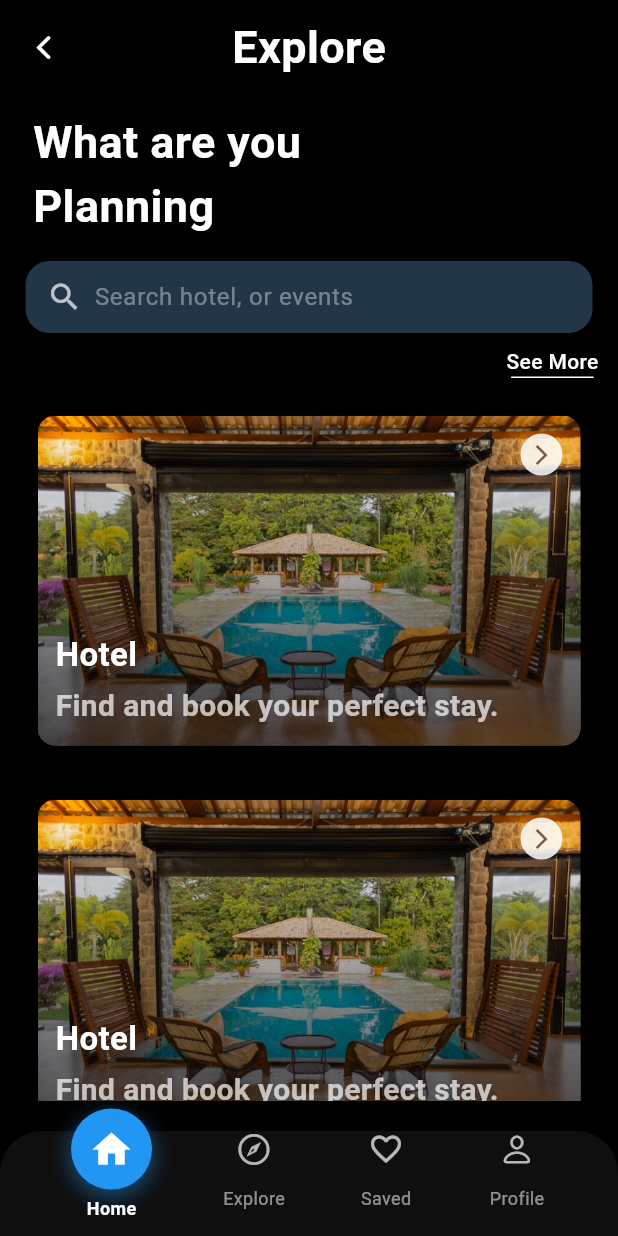
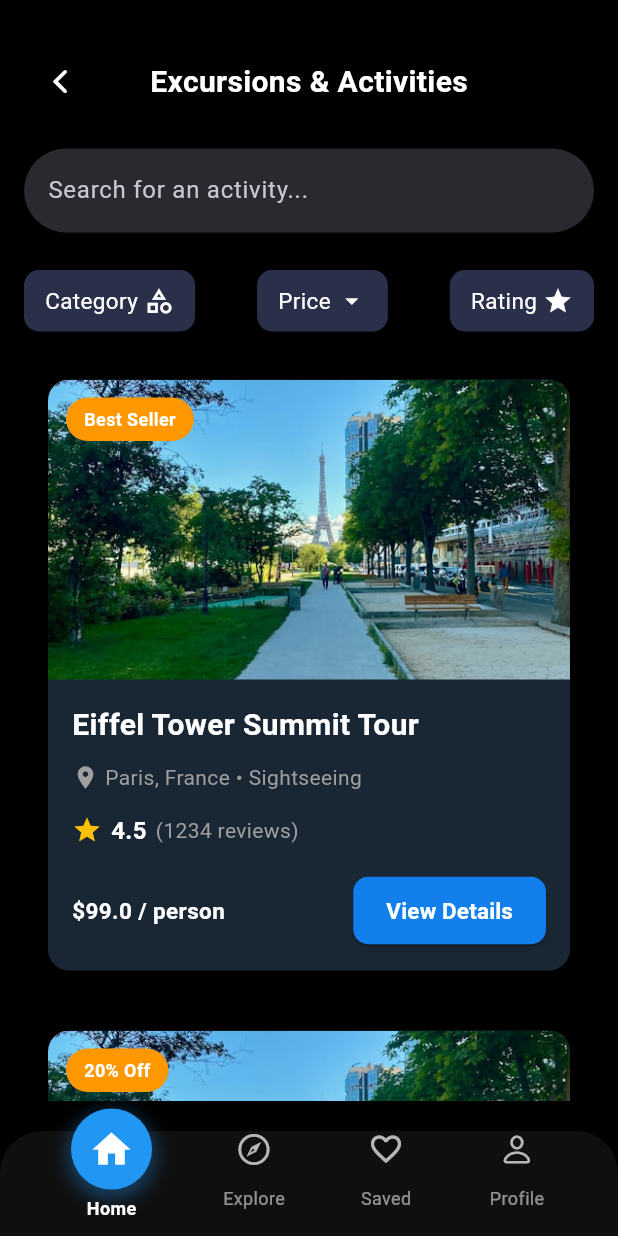
Before and after one commit to mohmdadl/travilo, a Flutter app: the HomeLayout screen opened directly, on a phone screen of 412 x 824 dp. Run offline on Flutter 3.47's test engine with Material 3 defaults, Android fonts, the phone set to English and light mode, and no system bars; our stand-ins replace flutter_svg.

Commit message:
finish feature actvity

```diff
--- /dev/null
+++ b/lib/core/utils/widgets/search_bar.dart
@@ -0,0 +1,46 @@
+import 'package:flutter/material.dart';
+
+// ignore: must_be_immutable
+class SearchBar extends StatelessWidget {
+  final String hintText;
+
+  const SearchBar({super.key, required this.hintText});
+
+  @override
+  Widget build(BuildContext context) {
+    return Padding(
+      padding: const EdgeInsets.symmetric(horizontal: 16, vertical: 8),
+      child: Container(
+        height: 55,
+        padding: const EdgeInsets.symmetric(horizontal: 16),
+        decoration: BoxDecoration(
+          color: const Color(0xff233648),
+          borderRadius: BorderRadius.circular(18),
+          boxShadow: [
+            BoxShadow(
+              color: Colors.black.withOpacity(0.25),
+              blurRadius: 8,
+              offset: const Offset(0, 4),
+            ),
+          ],
+        ),
+        child: Row(
+          children: [
+            const Icon(Icons.search, color: Colors.white70, size: 22),
+            const SizedBox(width: 10),
+            Expanded(
+              child: TextField(
+                style: const TextStyle(color: Colors.white, fontSize: 16),
+                decoration: InputDecoration(
+                  hintText: hintText,
+                  hintStyle: const TextStyle(color: Colors.white38, fontSize: 15),
+                  border: InputBorder.none,
+                ),
+              ),
+            ),
+          ],
+        ),
+      ),
+    );
+  }
+}
--- /dev/null
+++ b/lib/features/actevity/persentation/view/actvity_view.dart
@@ -0,0 +1,104 @@
+import 'package:flutter/material.dart';
+import 'package:travilo/features/actevity/persentation/view/widgets/activity_card.dart';
+import 'package:travilo/features/actevity/persentation/view/widgets/actvity_header.dart';
+class ActevityView extends StatelessWidget {
+  const ActevityView({super.key});
+
+  @override
+  Widget build(BuildContext context) {
+    return SingleChildScrollView(
+      physics: const BouncingScrollPhysics(),
+      child: Padding(
+        padding: const EdgeInsets.symmetric(horizontal: 16),
+        child: Column(
+          crossAxisAlignment: CrossAxisAlignment.start,
+          children: [
+            const SizedBox(height: 30),
+
+            ActveityHeader(),
+
+            const SizedBox(height: 20),
+
+            SearchBar(
+              hintText: 'Search for an activity...',
+            ),
+
+            const SizedBox(height: 25),
+
+            // Filters
+            Row(
+              mainAxisAlignment: MainAxisAlignment.spaceBetween,
+              children: [
+                _buildFilterButton('Category', Icons.category_outlined),
+                _buildFilterButton('Price', Icons.arrow_drop_down),
+                _buildFilterButton('Rating', Icons.star),
+              ],
+            ),
+
+            const SizedBox(height: 20),
+
+            // Cards List
+            ActivityCard(
+              imagePath: 'assets/images/tour.jpg',
+              title: 'Eiffel Tower Summit Tour',
+              location: 'Paris, France • Sightseeing',
+              rating: 4.5,
+              price: 99,
+              reviewsCount: 1234,
+              offer: 'Best Seller',
+              onViewDetailsPressed: () {},
+            ),
+
+            const SizedBox(height: 16),
+
+            ActivityCard(
+              imagePath: 'assets/images/tour.jpg',
+              title: 'Ancient Rome Colosseum',
+              location: 'Rome, Italy • Historical Tour',
+              rating: 4.9,
+              price: 120,
+              reviewsCount: 2871,
+              offer: '20% Off',
+              onViewDetailsPressed: () {},
+            ),
+
+            const SizedBox(height: 16),
+
+            ActivityCard(
+              imagePath: 'assets/images/tour.jpg',
+              title: 'Thailand Islands Kayaking',
+              location: 'Phuket, Thailand • Adventure',
+              rating: 4.2,
+              price: 85,
+              reviewsCount: 885,
+              offer: 'New',
+              onViewDetailsPressed: () {},
+            ),
+
+            const SizedBox(height: 40),
+          ],
+        ),
+      ),
+    );
+  }
+
+  Widget _buildFilterButton(String text, IconData icon) {
+    return Container(
+      padding: const EdgeInsets.symmetric(horizontal: 14, vertical: 10),
+      decoration: BoxDecoration(
+        color: const Color(0xFF2A2F4A),
+        borderRadius: BorderRadius.circular(10),
+      ),
+      child: Row(
+        children: [
+          Text(
+            text,
+            style: const TextStyle(color: Colors.white, fontSize: 15),
+          ),
+          const SizedBox(width: 4),
+          Icon(icon, color: Colors.white, size: 20),
+        ],
+      ),
+    );
+  }
+}
--- /dev/null
+++ b/lib/features/actevity/persentation/view/widgets/activity_card.dart
@@ -0,0 +1,218 @@
+import 'package:flutter/material.dart';
+
+
+
+class ActivityCard extends StatelessWidget {
+  final String title;
+  final String offer;
+  final String location;
+  final double rating;
+  final int reviewsCount;
+  final double price;
+  final String imagePath;
+  final VoidCallback onViewDetailsPressed;
+
+  const ActivityCard({
+    super.key,
+    required this.title,
+    required this.location,
+
+    required this.rating,
+    required this.reviewsCount,
+    required this.price,
+    required this.imagePath,
+    required this.onViewDetailsPressed, required this.offer,
+  });
+
+  @override
+  Widget build(BuildContext context) {
+    final width = MediaQuery.of(context).size.width;
+
+    return Container(
+      width: width,
+      margin: const EdgeInsets.symmetric(horizontal: 16, vertical: 12),
+      decoration: BoxDecoration(
+        color: const Color(0xFF192633),
+        borderRadius: BorderRadius.circular(14),
+        boxShadow: [
+          BoxShadow(
+            color: Colors.black.withOpacity(0.35),
+            blurRadius: 15,
+            offset: const Offset(0, 5),
+          ),
+        ],
+      ),
+      child: Column(
+        crossAxisAlignment: CrossAxisAlignment.start,
+        children: [
+
+
+          Stack(
+            children: [
+              ClipRRect(
+                borderRadius: const BorderRadius.vertical(
+                  top: Radius.circular(14),
+                ),
+                child: Image.asset(
+                  imagePath,
+                  width: width,
+                  height: 200,
+                  fit: BoxFit.cover,
+                ),
+              ),
+
+              Positioned(
+                top: 12,
+                left: 12,
+                child: Container(
+                  padding: const EdgeInsets.symmetric(
+                    horizontal: 12,
+                    vertical: 6,
+                  ),
+                  decoration: BoxDecoration(
+                    color: Colors.orange,
+                    borderRadius: BorderRadius.circular(20),
+                  ),
+                  child:  Text(
+                    offer,
+                    style: TextStyle(
+                      color: Colors.white,
+                      fontSize: 12,
+                      fontWeight: FontWeight.bold,
+                    ),
+                  ),
+                ),
+              ),
+            ],
+          ),
+
+          /// محتوى الكارد
+          Padding(
+            padding: const EdgeInsets.all(16),
+            child: Column(
+              crossAxisAlignment: CrossAxisAlignment.start,
+              children: [
+
+                /// العنوان
+                Text(
+                  title,
+                  style: const TextStyle(
+                    fontSize: 20,
+                    fontWeight: FontWeight.bold,
+                    color: Colors.white,
+                  ),
+                  maxLines: 2,
+                  overflow: TextOverflow.ellipsis,
+                ),
+
+                const SizedBox(height: 10),
+
+                /// location + category
+                Row(
+                  children: [
+                    const Icon(Icons.location_on,
+                        size: 18, color: Colors.grey),
+                    const SizedBox(width: 4),
+
+                    /// location text
+                    Expanded(
+                      flex: 3,
+                      child: Text(
+                        location,
+                        style: const TextStyle(
+                          color: Colors.grey,
+                          fontSize: 14,
+                        ),
+                        maxLines: 1,
+                        overflow: TextOverflow.ellipsis,
+                      ),
+                    ),
+
+                    const SizedBox(width: 8),
+
+                    /// category badge
+
+                  ],
+                ),
+
+                const SizedBox(height: 14),
+
+                /// rating
+                Row(
+                  children: [
+                    const Icon(Icons.star,
+                        size: 20, color: Colors.amber),
+                    const SizedBox(width: 6),
+                    Text(
+                      rating.toString(),
+                      style: const TextStyle(
+                        fontWeight: FontWeight.bold,
+                        fontSize: 16,
+                        color: Colors.white,
+                      ),
+                    ),
+                    const SizedBox(width: 6),
+                    Text(
+                      '($reviewsCount reviews)',
+                      style: const TextStyle(
+                        color: Colors.grey,
+                        fontSize: 14,
+                      ),
+                    ),
+                  ],
+                ),
+
+                const SizedBox(height: 18),
+
+                /// price + button
+                Row(
+                  mainAxisAlignment: MainAxisAlignment.spaceBetween,
+                  children: [
+                    /// price
+                    Column(
+                      crossAxisAlignment: CrossAxisAlignment.start,
+                      children: [
+
+                        Text(
+                          '\$$price / person',
+                          style: const TextStyle(
+                            fontSize: 15,
+                            fontWeight: FontWeight.bold,
+                            color: Colors.white,
+                          ),
+                        ),
+                      ],
+                    ),
+
+                    /// button
+                    ElevatedButton(
+                      onPressed: onViewDetailsPressed,
+                      style: ElevatedButton.styleFrom(
+                        backgroundColor: const Color(0xFF137FEC),
+                        padding: const EdgeInsets.symmetric(
+                          horizontal: 22,
+                          vertical: 12,
+                        ),
+                        shape: RoundedRectangleBorder(
+                          borderRadius: BorderRadius.circular(10),
+                        ),
+                      ),
+                      child: const Text(
+                        'View Details',
+                        style: TextStyle(
+                          fontWeight: FontWeight.bold,
+                          color: Colors.white,
+                          fontSize: 15,
+                        ),
+                      ),
+                    ),
+                  ],
+                ),
+              ],
+            ),
+          ),
+        ],
+      ),
+    );
+  }
+}
--- /dev/null
+++ b/lib/features/actevity/persentation/view/widgets/actvity_header.dart
@@ -0,0 +1,36 @@
+import 'package:flutter/cupertino.dart';
+import 'package:flutter/material.dart';
+
+class ActveityHeader extends StatelessWidget {
+  const ActveityHeader({super.key});
+
+  @override
+  Widget build(BuildContext context) {
+    return Padding(
+      padding: const EdgeInsets.symmetric(horizontal: 12, vertical: 10),
+      child: Row(
+        mainAxisAlignment: MainAxisAlignment.spaceBetween,
+        children: [
+          // ← السهم
+          GestureDetector(
+            onTap: () => Navigator.pop(context),
+            child: const Icon(CupertinoIcons.back, color: Colors.white,weight: 17,),
+          ),
+          const Expanded(
+            child: Center(
+              child: Text(
+                "Excursions & Activities",
+                style: TextStyle(
+                  color: Colors.white,
+                  fontSize: 20,
+                  fontWeight: FontWeight.bold,
+                ),
+              ),
+            ),
+          ),
+          const SizedBox(width: 24),
+        ],
+      ),
+    );
+  }
+}
--- a/lib/features/auth/presentation/views/sign_in_view.dart
+++ b/lib/features/auth/presentation/views/sign_in_view.dart
@@ -1,5 +1,6 @@
 import 'package:flutter/material.dart';
-import 'package:travilo/features/auth/presentation/views/widgets/sign_in_view_body.dart';
+
+import 'package:travilo/home_layout.dart';
 
 class SignInView extends StatelessWidget {
   const SignInView({super.key});
@@ -7,7 +8,7 @@ static const String routeName = 'sign-in';
   @override
   Widget build(BuildContext context) {
     return  Scaffold(
-      body: SignInViewBody(),
+      body: HomeLayout(),
     );
   }
 }
--- a/lib/features/auth/presentation/views/widgets/sign_in_view_body.dart
+++ b/lib/features/auth/presentation/views/widgets/sign_in_view_body.dart
@@ -4,7 +4,7 @@ import 'package:travilo/core/utils/app_images.dart';
 import 'package:travilo/core/utils/styles.dart';
 
 import '../../../../../core/utils/widgets/custom_button.dart';
-import 'confirm_passord_field_widget.dart';
+
 import 'custom_email_text_field.dart';
 import 'custom_password_text_field.dart';
 import 'custom_remember_me.dart';
--- a/lib/features/expolre/presentation/views/explore_page.dart
+++ /dev/null
@@ -1,76 +0,0 @@
-import 'package:flutter/material.dart';
-import 'package:travilo/features/expolre/presentation/views/widgets/explore_card.dart';
-import 'package:travilo/features/expolre/presentation/views/widgets/explore_header.dart';
-import 'package:travilo/features/expolre/presentation/views/widgets/search_bar_explore.dart';
-import 'package:travilo/features/expolre/presentation/views/widgets/see_more.dart';
-
-class ExploreScreen extends StatelessWidget {
-  const ExploreScreen({super.key});
-
-  @override
-  Widget build(BuildContext context) {
-    return  SingleChildScrollView(
-          padding: const EdgeInsets.symmetric(horizontal: 5),
-          child: Column(
-            crossAxisAlignment: CrossAxisAlignment.start,
-            children: [
-              const ExploreHeader(),
-
-              const SizedBox(height: 10),
-
-              Padding(
-                padding: const EdgeInsets.symmetric(horizontal: 17),
-                child: Text(
-                  'What are you\nPlanning',
-                  style: TextStyle(
-                    color: Colors.white,
-                    fontSize: 30,
-                    fontWeight: FontWeight.w700,
-                  ),
-                ),
-              ),
-              const SizedBox(height: 15),
-
-              const SearchBarExplore(),
-
-              const SizedBox(height: 1),
-
-              const SeeMore(),
-              const SizedBox(height: 5),
-
-              const ExploreCard(
-                assetImage: "assets/images/hotel.jpg",
-                title: "Hotel",
-                supTitle: "Find and book your perfect stay.",
-              ),
-              const SizedBox(height: 12),
-
-              const ExploreCard(
-              assetImage: "assets/images/hotel.jpg",
-                title: "Hotel",
-                supTitle: "Find and book your perfect stay.",
-              ),
-
-              const SizedBox(height: 12),
-
-              const ExploreCard(
-               assetImage: "assets/images/hotel.jpg",
-                title: "Hotel",
-                supTitle: "Find and book your perfect stay.",
-              ),
-              const SizedBox(height: 12),
-
-              const ExploreCard(
-              assetImage: "assets/images/hotel.jpg",
-                title: "Hotel",
-                supTitle: "Find and book your perfect stay.",
-              ),
-
-              const SizedBox(height: 20),
-            ],
-          ),
-        );
-
-
-  }
-}
--- a/lib/features/expolre/presentation/views/explore_view.dart
+++ b/lib/features/expolre/presentation/views/explore_view.dart
@@ -1,11 +1,10 @@
 import 'package:flutter/material.dart';
 import 'package:travilo/features/expolre/presentation/views/widgets/explore_card.dart';
 import 'package:travilo/features/expolre/presentation/views/widgets/explore_header.dart';
-import 'package:travilo/features/expolre/presentation/views/widgets/search_bar_explore.dart';
 import 'package:travilo/features/expolre/presentation/views/widgets/see_more.dart';
 
-class ExploreScreen extends StatelessWidget {
-  const ExploreScreen({super.key});
+class ExploreView extends StatelessWidget {
+  const ExploreView({super.key});
 
   @override
   Widget build(BuildContext context) {
@@ -31,7 +30,7 @@ class ExploreScreen extends StatelessWidget {
               ),
               const SizedBox(height: 15),
 
-              const SearchBarExplore(),
+              const SearchBar(hintText: 'Search hotel, or events',),
 
               const SizedBox(height: 1),
 
--- a/lib/features/expolre/presentation/views/widgets/search_bar_explore.dart
+++ /dev/null
@@ -1,36 +0,0 @@
-import 'package:flutter/material.dart';
-
-class SearchBarExplore extends StatelessWidget {
-  const SearchBarExplore({super.key});
-
-  @override
-  Widget build(BuildContext context) {
-    return Padding(
-      padding: const EdgeInsets.symmetric(horizontal: 12),
-      child: Container(
-        height: 48,
-        padding: const EdgeInsets.symmetric(horizontal: 14),
-        decoration: BoxDecoration(
-          color: Color(0xff233648),
-          borderRadius: BorderRadius.circular(16),
-        ),
-        child: const Row(
-          children: [
-            Icon(Icons.search, color: Colors.white70),
-            SizedBox(width: 8),
-            Expanded(
-              child: TextField(
-                style: TextStyle(color: Colors.white),
-                decoration: InputDecoration(
-                  hintText: "Search hotel, or events",
-                  hintStyle: TextStyle(color: Colors.white38),
-                  border: InputBorder.none,
-                ),
-              ),
-            ),
-          ],
-        ),
-      ),
-    );
-  }
-}
--- a/lib/home_layout.dart
+++ b/lib/home_layout.dart
@@ -1,4 +1,5 @@
 import 'package:flutter/material.dart';
+import 'package:travilo/features/actevity/persentation/view/actvity_view.dart';
 import 'package:travilo/features/expolre/presentation/views/explore_view.dart';
 
 import 'package:flutter/cupertino.dart';
@@ -17,8 +18,8 @@ class _HomeLayoutState extends State<HomeLayout> {
   final PageController controller = PageController();
 
   final List<Widget> screens = const [
-    //HomeScreen(),
-    ExploreScreen(),
+    ActevityView(),
+    ExploreView(),
    // TripsScreen(),
    // ActivitiesScreen(),
   ];
```
Also changed, not shown: assets/images/tour.jpg (added).
